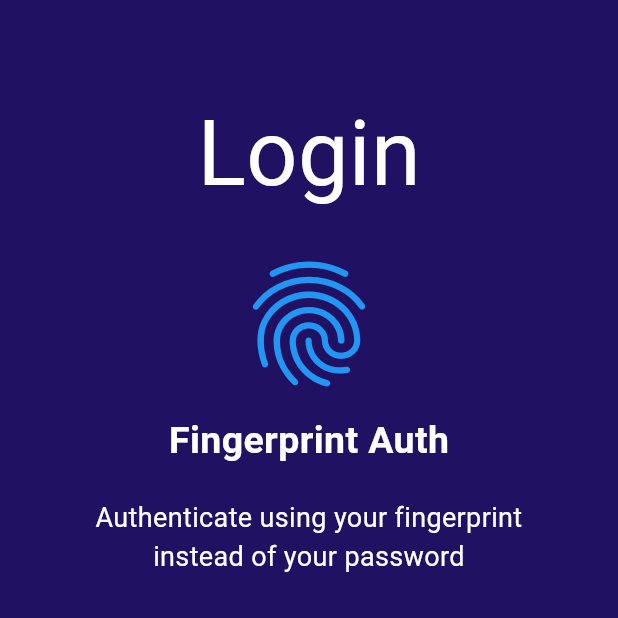
After one commit to AyaMabaouj/safewalk, a Flutter app: the AuthentificationBiometrique screen opened directly, on a phone screen of 412 x 824 dp, the top half of it. The commit adds this screen. Run offline on Flutter 3.47's test engine with Material 3 defaults, Android fonts, the phone set to English and light mode, and no system bars; our stand-ins replace camera, flutter_local_notifications, flutter_tts, geolocator, local_auth, speech_to_text; missing offline and left inert: flutter_langdetect, flutter_mobile_vision_2, flutter_tflite, qr_code_scanner; statements that could not run were skipped; project files that could hold a hidden picture were left out.

Commit message:
add auth fingerprint

```diff
--- /dev/null
+++ b/lib/api/local_auth_api.dart
@@ -0,0 +1,32 @@
+import 'package:flutter/services.dart';
+import 'package:local_auth/local_auth.dart';
+
+class LocalAuthApi {
+  static final _auth = LocalAuthentication();
+
+  static Future<bool> hasBiometrics() async {
+    try {
+      return await _auth.canCheckBiometrics;
+    } on PlatformException catch (e) {
+      return false;
+    }
+  }
+
+  static Future<bool> authenticate() async {
+    final isAvailable = await hasBiometrics();
+    if (!isAvailable) return false;
+
+    try {
+      return await _auth.authenticate(
+         localizedReason:
+           'Scan Face to Authenticate',
+        options: const AuthenticationOptions(
+        useErrorDialogs: false,
+        stickyAuth: false,
+        ),
+      );
+    } on PlatformException catch (e) {
+      return false;
+    }
+  }
+}
--- /dev/null
+++ b/lib/screens/authentificationBiomethrique.dart
@@ -0,0 +1,151 @@
+import 'package:flutter/material.dart';
+import 'package:flutter/services.dart';
+import 'package:local_auth/local_auth.dart';
+import 'package:safewalk/screens/authentificationFaciale.dart';
+class AuthentificationBiometrique extends StatefulWidget {
+  @override
+  _AuthentificationBiometriqueState createState() => _AuthentificationBiometriqueState();
+}
+
+class _AuthentificationBiometriqueState extends State<AuthentificationBiometrique> {
+  PageController _pageController = PageController();
+  int _currentPage = 0;
+
+  @override
+  Widget build(BuildContext context) {
+    return Scaffold(
+      backgroundColor: Color(0xFF211163),
+      body: PageView(
+        controller: _pageController,
+        onPageChanged: (index) {
+          setState(() {
+            _currentPage = index;
+          });
+        },
+        children: [
+          AuthentificationFingerPrint(
+  key: UniqueKey(), // Provide a unique key
+  onNext: () {
+    _pageController.animateToPage(
+      1,
+      duration: Duration(milliseconds: 500),
+      curve: Curves.ease,
+    );
+  },
+),
+          AuthentificationFaciale(
+            onBack: () {
+              _pageController.animateToPage(
+                0,
+                duration: Duration(milliseconds: 500),
+                curve: Curves.ease,
+              );
+            },
+          ),
+        ],
+      ),
+    );
+  }
+}
+class AuthentificationFingerPrint extends StatefulWidget {
+  final VoidCallback onNext;
+
+  const AuthentificationFingerPrint({Key? key, required this.onNext}) : super(key: key);
+
+  @override
+  _AuthentificationFingerPrintState createState() => _AuthentificationFingerPrintState();
+}
+
+
+class _AuthentificationFingerPrintState
+    extends State<AuthentificationFingerPrint> {
+  @override
+  void initState() {
+    super.initState();
+    _authenticate(context);
+  }
+
+  @override
+  Widget build(BuildContext context) {
+    return Scaffold(
+      backgroundColor: Color(0xFF211163),
+      body: Padding(
+        padding: const EdgeInsets.all(20.0),
+        child: Column(
+          crossAxisAlignment: CrossAxisAlignment.start,
+          children: <Widget>[
+            SizedBox(height: 40),
+            Center(
+              child: Text(
+                'Login',
+                style: TextStyle(
+                  color: Colors.white,
+                  fontSize: 60,
+                ),
+              ),
+            ),
+            SizedBox(height: 20),
+            Center(
+              child: Column(
+                mainAxisAlignment: MainAxisAlignment.center,
+                children: <Widget>[
+                  Icon(
+                    Icons.fingerprint,
+                    size: 100,
+                    color: Colors.blue,
+                  ),
+                  SizedBox(height: 10),
+                  Text(
+                    'Fingerprint Auth',
+                    style: TextStyle(
+                      color: Colors.white,
+                      fontSize: 25,
+                      fontWeight: FontWeight.bold,
+                    ),
+                  ),
+                  SizedBox(height: 20),
+                  Text(
+                    'Authenticate using your fingerprint\ninstead of your password',
+                    textAlign: TextAlign.center,
+                    style: TextStyle(
+                      color: Colors.white,
+                      fontSize: 18,
+                    ),
+                  ),
+                ],
+              ),
+            ),
+          ],
+        ),
+      ),
+    );
+  }
+
+  Future<void> _authenticate(BuildContext context) async {
+    final LocalAuthentication auth = LocalAuthentication();
+    try {
+      bool isAvailable = await auth.canCheckBiometrics;
+      if (isAvailable) {
+        List<BiometricType> availableBiometrics =
+            await auth.getAvailableBiometrics();
+        if (availableBiometrics.isNotEmpty) {
+          bool authenticated = await auth.authenticate(
+            localizedReason: 'Please authenticate to continue',
+          );
+          if (authenticated) {
+            print('Authentication Successful!');
+            widget.onNext(); // Call the onNext callback
+          } else {
+            print('Authentication Failed.');
+          }
+        } else {
+          print('No biometrics available on this device.');
+        }
+      } else {
+        print('Biometric authentication is not available on this device.');
+      }
+    } on PlatformException catch (e) {
+      print("Error during biometric authentication: $e");
+    }
+  }
+}
--- a/lib/screens/homepage.dart
+++ b/lib/screens/homepage.dart
@@ -33,7 +33,7 @@ class _HomePageState extends State<HomePage> {
       appBar: AppBar(
         title: Text(
           'Home',
-          style: TextStyle(color: Colors.white),
+          style: TextStyle(color: Color.fromARGB(255, 10, 2, 60)),
         ),
         backgroundColor: Colors.blue,
       ),
@@ -177,7 +177,7 @@ class _HomePageState extends State<HomePage> {
 
              Navigator.push(
               context,
-              MaterialPageRoute(builder: (context) => QRViewExample()),
+              MaterialPageRoute(builder: (context) => SettingsPage()),
             );          }
         },
         child: Column(
--- a/pubspec.yaml
+++ b/pubspec.yaml
@@ -28,6 +28,7 @@ dependencies:
   geolocator: ^8.2.1
   google_maps_flutter: ^2.2.8
   qr_code_scanner: ^1.0.1
+  local_auth: ^2.2.0
 
 
 
```
Also changed, not shown: lib/screens/MySplashPage.dart (+12 -2 lines), lib/screens/authentificationFaciale.dart (added, +125 -0 lines), pubspec.lock, 7 other files.
